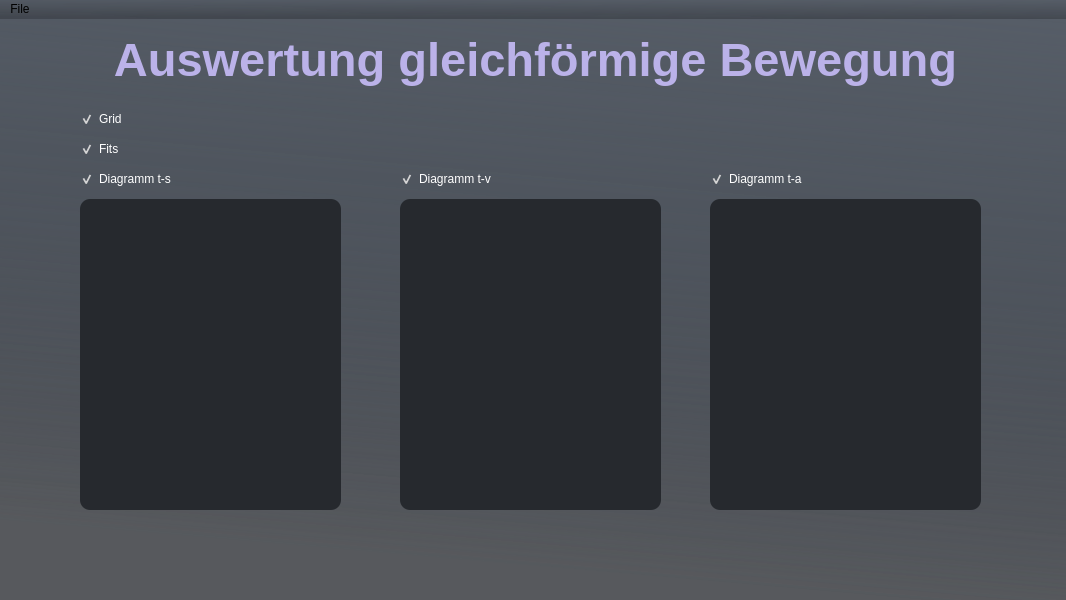
Before: the Qt Designer form form.ui in KonstantinPfeil/physics-project, drawn with Qt 5.
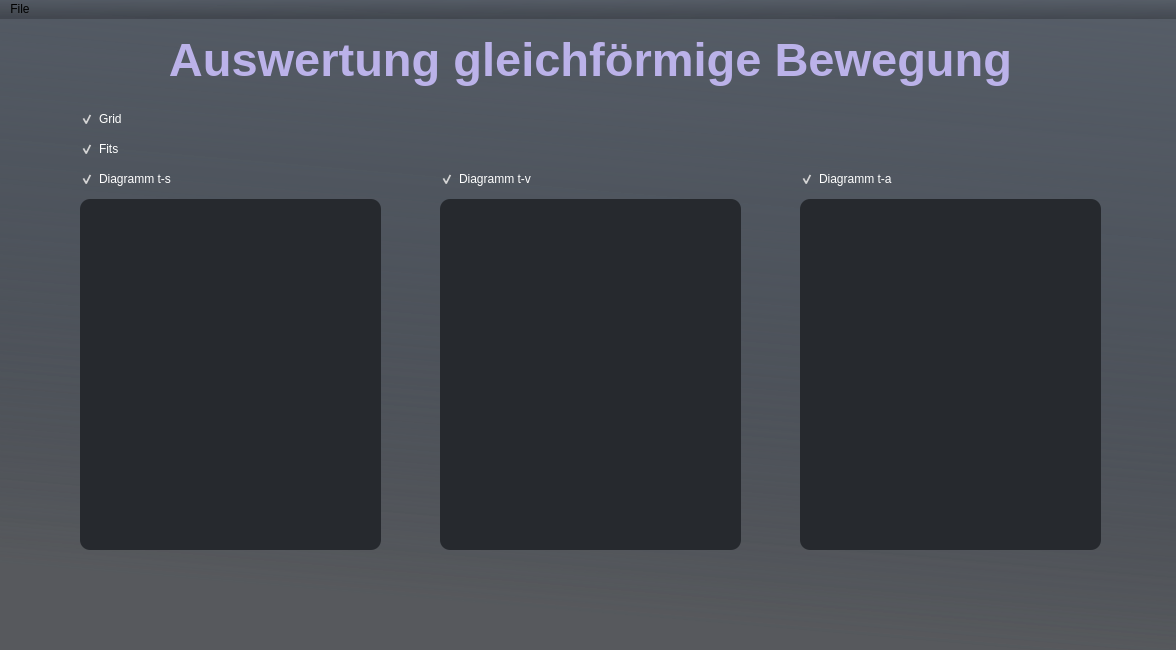
After: the same form once the commit is applied. Custom widgets are drawn as their Qt base class.

What changed in the file:
```diff
--- a/form.ui
+++ b/form.ui
@@ -6,20 +6,20 @@
    <rect>
     <x>0</x>
     <y>0</y>
-    <width>1066</width>
-    <height>600</height>
+    <width>1176</width>
+    <height>650</height>
    </rect>
   </property>
   <property name="minimumSize">
    <size>
-    <width>1066</width>
-    <height>600</height>
+    <width>1176</width>
+    <height>650</height>
    </size>
   </property>
   <property name="maximumSize">
    <size>
-    <width>1066</width>
-    <height>600</height>
+    <width>1176</width>
+    <height>650</height>
    </size>
   </property>
   <property name="windowTitle">
@@ -34,8 +34,8 @@
      <rect>
       <x>80</x>
       <y>180</y>
-      <width>261</width>
-      <height>311</height>
+      <width>301</width>
+      <height>351</height>
      </rect>
     </property>
     <property name="styleSheet">
@@ -46,10 +46,10 @@
    <widget class="QChartView" name="diagramm2" native="true">
     <property name="geometry">
      <rect>
-      <x>400</x>
+      <x>440</x>
       <y>180</y>
-      <width>261</width>
-      <height>311</height>
+      <width>301</width>
+      <height>351</height>
      </rect>
     </property>
     <property name="styleSheet">
@@ -60,10 +60,10 @@
    <widget class="QChartView" name="diagramm3" native="true">
     <property name="geometry">
      <rect>
-      <x>710</x>
+      <x>800</x>
       <y>180</y>
-      <width>271</width>
-      <height>311</height>
+      <width>301</width>
+      <height>351</height>
      </rect>
     </property>
     <property name="styleSheet">
@@ -76,7 +76,7 @@
      <rect>
       <x>0</x>
       <y>-10</y>
-      <width>1071</width>
+      <width>1181</width>
       <height>101</height>
      </rect>
     </property>
@@ -120,9 +120,9 @@
    <widget class="QCheckBox" name="checkBox_2">
     <property name="geometry">
      <rect>
-      <x>400</x>
+      <x>440</x>
       <y>150</y>
-      <width>261</width>
+      <width>291</width>
       <height>20</height>
      </rect>
     </property>
@@ -140,9 +140,9 @@
    <widget class="QCheckBox" name="checkBox_3">
     <property name="geometry">
      <rect>
-      <x>710</x>
+      <x>800</x>
       <y>150</y>
-      <width>271</width>
+      <width>301</width>
       <height>20</height>
      </rect>
     </property>
@@ -234,7 +234,7 @@
    <widget class="QLabel" name="lbl_3">
     <property name="geometry">
      <rect>
-      <x>820</x>
+      <x>830</x>
       <y>490</y>
       <width>58</width>
       <height>16</height>
@@ -254,7 +254,7 @@
     <rect>
      <x>0</x>
      <y>0</y>
-     <width>1066</width>
+     <width>1176</width>
      <height>24</height>
     </rect>
    </property>
```
